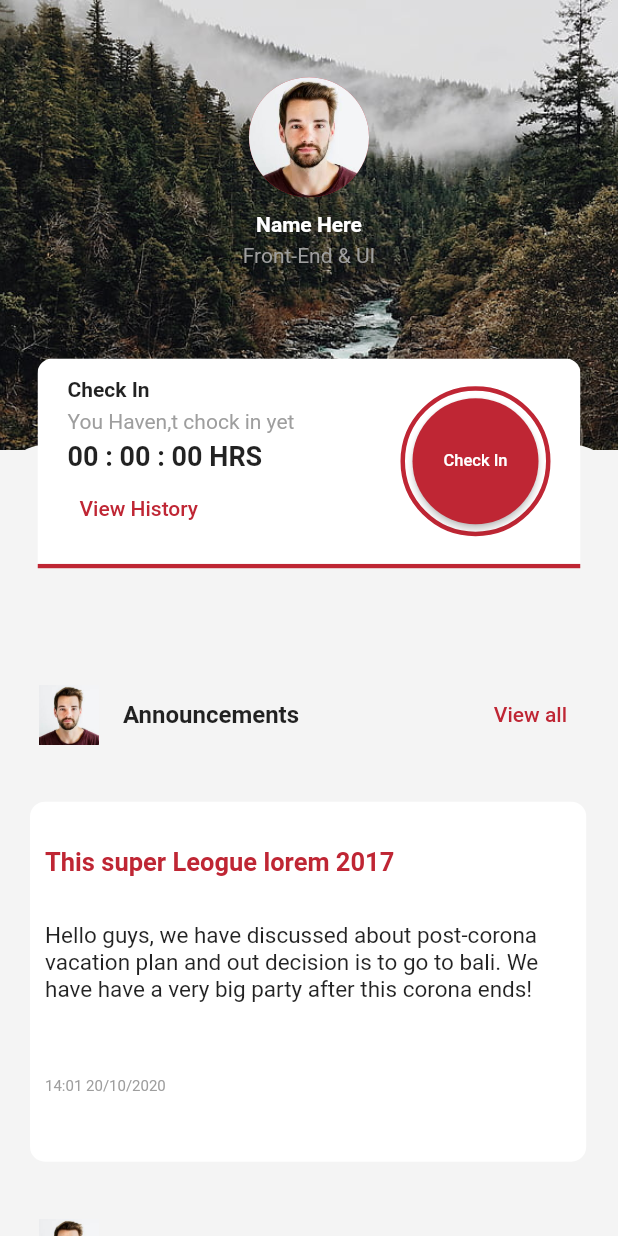
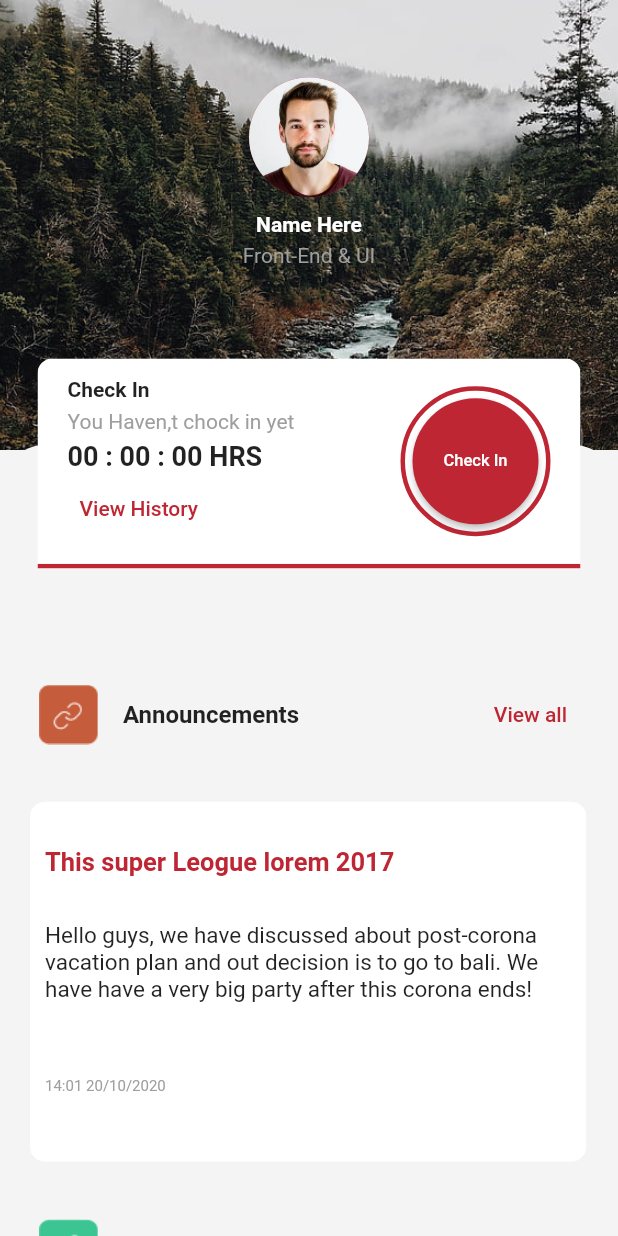
Before and after one commit to Soud-Haroon/Update_Task01, a Flutter app: the screen it shows after launch, after a tap on "LOG IN WITH GOOGLE", on a phone screen of 412 x 824 dp. Run offline on Flutter 3.47's test engine with Material 2 defaults, Android fonts, the phone set to English and light mode, and no system bars; our stand-ins replace percent_indicator.

Commit message:
added icons

```diff
--- a/lib/cards/leaveCard.dart
+++ b/lib/cards/leaveCard.dart
@@ -20,7 +20,7 @@ class LeaveCard extends StatelessWidget {
         child: Row(
           children: [
             CircleAvatar(
-              backgroundImage: AssetImage('assets/ben.jpg'),
+              backgroundImage: AssetImage('assets/custom/round.png'),
               radius: 30,
             ),
             SizedBox(width: 20),
--- a/lib/mainProfile.dart
+++ b/lib/mainProfile.dart
@@ -167,7 +167,7 @@ class _MainProfileState extends State<MainProfile> {
             ),
             SizedBox(height: 10),
             //--------------------ALL--Widgets------------------//
-            headViewList('Announcements'),
+            headViewList('Announcements', 'orange'),
             Container(
               height: 280,
               child: ListView.builder(
@@ -176,7 +176,7 @@ class _MainProfileState extends State<MainProfile> {
                   itemBuilder: (context, index) => annCardData[index]),
             ),
             //--------------------------------------//
-            headViewList('Birthday'),
+            headViewList('Birthday', 'lightgreen'),
             Container(
               height: 120,
               child: ListView.builder(
@@ -185,7 +185,7 @@ class _MainProfileState extends State<MainProfile> {
                   itemBuilder: (context, index) => birthCardData[index]),
             ),
             //---------------------------------------------//
-            headViewList('Leave Management'),
+            headViewList('Leave Management','green'),
             Padding(
               padding: const EdgeInsets.symmetric(horizontal: 20, vertical: 10),
               child: Container(
@@ -219,13 +219,13 @@ class _MainProfileState extends State<MainProfile> {
               ),
             ),
             //--------------------------------------------------------//
-            headViewList('Team Member'),
+            headViewList('Team Member', 'green'),
             Padding(
               padding: const EdgeInsets.symmetric(horizontal: 20, vertical: 10),
               child: SizedBox(height: 200, child: TeamCard()),
             ),
             //---------------------------------------------------------//
-            headViewList('Events'),
+            headViewList('Events', 'blue'),
             Padding(
               padding: const EdgeInsets.symmetric(horizontal: 20, vertical: 10),
               child: SizedBox(
@@ -236,7 +236,7 @@ class _MainProfileState extends State<MainProfile> {
                       itemBuilder: (context, index) => eventCardData[index])),
             ),
             //---------------------------------------------------------//
-            headViewList('Upcoming Holidays'),
+            headViewList('Upcoming Holidays', 'lightblue'),
             Padding(
               padding: const EdgeInsets.symmetric(horizontal: 20, vertical: 10),
               child: Container(
@@ -271,11 +271,11 @@ class _MainProfileState extends State<MainProfile> {
     );
   }
 
-  Padding headViewList(String head) {
+  Padding headViewList(String head,String icon) {
     return Padding(
       padding: const EdgeInsets.symmetric(horizontal: 10, vertical: 10),
       child: ListTile(
-        leading: Image(image: AssetImage('assets/ben.jpg'), height: 40),
+        leading: Image(image: AssetImage('assets/custom/$icon.png'), height: 40),
         title: Text('$head', style: TextStyle(fontWeight: FontWeight.bold)),
         trailing: TextButton(
             onPressed: () {},
--- a/pubspec.yaml
+++ b/pubspec.yaml
@@ -39,6 +39,7 @@ flutter:
   # To add assets to your application, add an assets section, like this:
   assets:
      - assets/
+     - assets/custom/
 
   # An image asset can refer to one or more resolution-specific "variants", see
   # https://flutter.dev/assets-and-images/#resolution-aware.
```
Also changed, not shown: assets/custom/blue.png (added), assets/custom/green.png (added), assets/custom/lightblue.png (added), assets/custom/lightgreen.png (added), assets/custom/orange.png (added), assets/custom/round.png (added), pubspec.lock.
